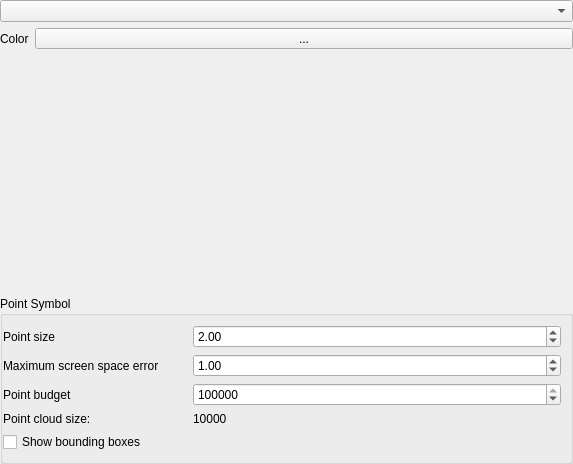
Before: the Qt Designer form src/ui/3d/qgspointcloud3dsymbolwidget.ui in carsmie/QGIS, drawn with Qt 5.
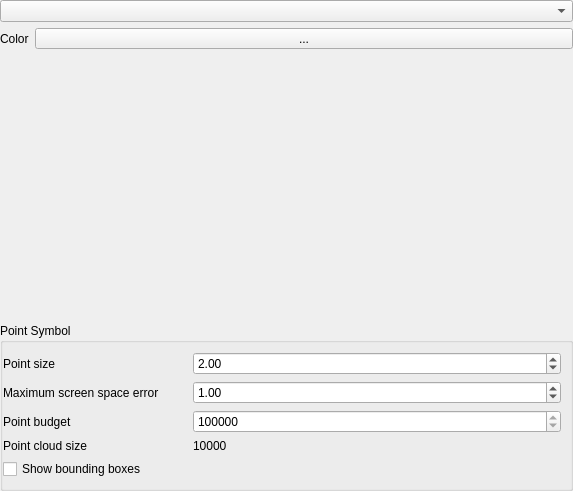
After: the same form once the commit is applied. Custom widgets are drawn as their Qt base class.

Commit message:
Set the minimum point cloud budget to 100000
It's not an exact setting, and if we allow users to set it to
small values (like 1000), they'll realise that there's actually
more than 1000 points shown. So instead limit the minimum value
to something more reasonable...

What changed in the file:
```diff
--- a/src/ui/3d/qgspointcloud3dsymbolwidget.ui
+++ b/src/ui/3d/qgspointcloud3dsymbolwidget.ui
@@ -7,7 +7,7 @@
     <x>0</x>
     <y>0</y>
     <width>573</width>
-    <height>464</height>
+    <height>491</height>
    </rect>
   </property>
   <layout class="QGridLayout" name="gridLayout">
@@ -78,6 +78,9 @@
           <property name="enabled">
            <bool>true</bool>
           </property>
+          <property name="minimum">
+           <number>100000</number>
+          </property>
           <property name="maximum">
            <number>99999999</number>
           </property>
@@ -115,7 +118,7 @@
         <item row="3" column="0">
          <widget class="QLabel" name="label_7">
           <property name="text">
-           <string>Point cloud size:</string>
+           <string>Point cloud size</string>
           </property>
          </widget>
         </item>
```
